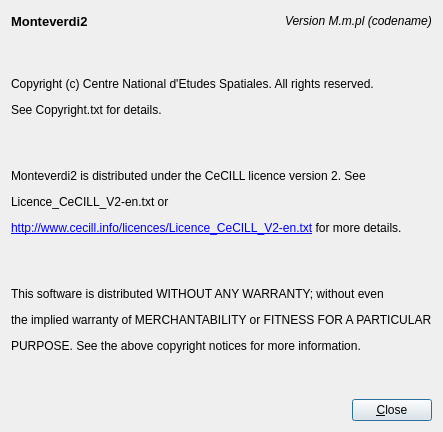
Before: the Qt Designer form Code/Common/Gui/mvdAboutDialog.ui in orfeotoolbox/OTB, drawn with Qt 5.
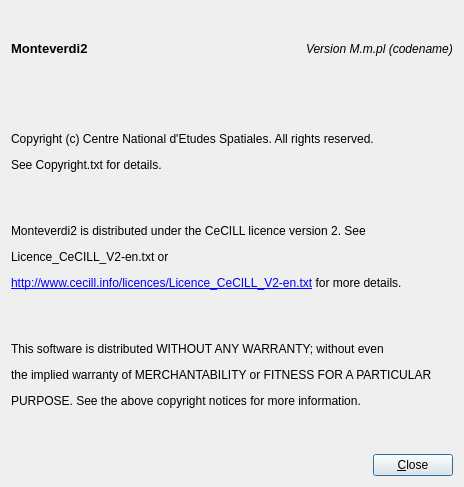
After: the same form once the commit is applied.

What changed in the file:
```diff
--- a/Code/Common/Gui/mvdAboutDialog.ui
+++ b/Code/Common/Gui/mvdAboutDialog.ui
@@ -9,8 +9,8 @@
    <rect>
     <x>0</x>
     <y>0</y>
-    <width>413</width>
-    <height>423</height>
+    <width>464</width>
+    <height>487</height>
    </rect>
   </property>
   <property name="sizePolicy">
```
Left out of the diff: 6 changed lines with no effect on the pictures.
